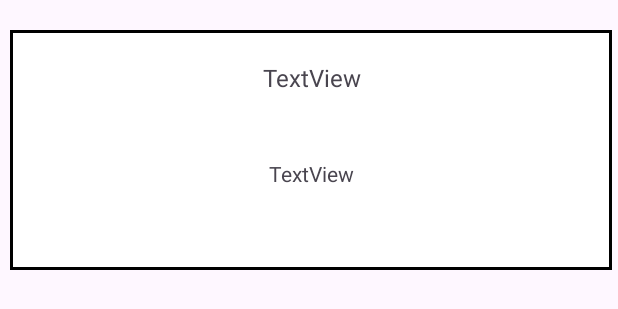
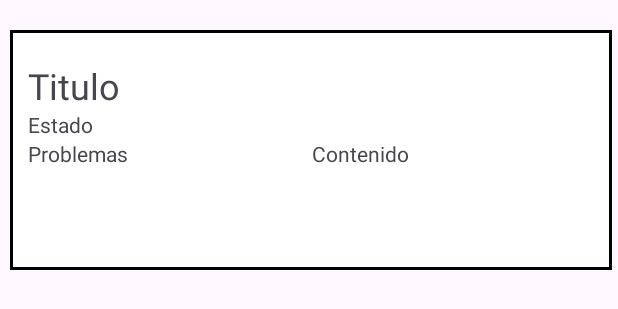
Before and after one commit to Rekken4848/GrupoT2App, an Android app: the layout elemento_lista.xml on its own in the app's theme, with its tools: preview values and no code run, on a phone screen of 412 x 824 dp. Shown: the top 309 px of the screen. Run offline under Robolectric (Android 15) with nearby library versions, the phone set to English and light mode, and no system bars.

Commit message:
Anuncios se muestran en recycler
Los anuncios de la base de datos se muestran en el recycler, cada estado con su color: no leido-gris, leido-cyan, completado-verde

```diff
--- a/BTLEAlumnos2021/app/src/main/res/layout/elemento_lista.xml
+++ b/BTLEAlumnos2021/app/src/main/res/layout/elemento_lista.xml
@@ -28,24 +28,47 @@
 
         <TextView
             android:id="@+id/contendiorequesttitulo"
-            android:layout_width="wrap_content"
+            android:layout_width="0dp"
             android:layout_height="wrap_content"
             android:layout_marginTop="8dp"
-            android:text="TextView"
-            android:textSize="16sp"
+            android:text="Titulo"
+            android:textSize="24sp"
             app:layout_constraintEnd_toEndOf="parent"
+            app:layout_constraintHorizontal_bias="0.102"
             app:layout_constraintStart_toStartOf="parent"
             app:layout_constraintTop_toTopOf="parent" />
 
         <TextView
-            android:id="@+id/contendiorequest"
-            android:layout_width="wrap_content"
-            android:layout_height="wrap_content"
-            android:text="TextView"
-            app:layout_constraintBottom_toBottomOf="parent"
+            android:id="@+id/estadoAnuncio"
+            android:layout_width="0dp"
+            android:layout_height="19dp"
+            android:text="Estado"
             app:layout_constraintEnd_toEndOf="parent"
             app:layout_constraintStart_toStartOf="parent"
             app:layout_constraintTop_toBottomOf="@+id/contendiorequesttitulo" />
+
+        <TextView
+            android:id="@+id/contenidoAnuncio"
+            android:layout_width="0dp"
+            android:layout_height="0dp"
+            android:text="Contenido"
+            app:layout_constraintBottom_toBottomOf="parent"
+            app:layout_constraintEnd_toEndOf="parent"
+            app:layout_constraintHorizontal_bias="0.5"
+            app:layout_constraintStart_toEndOf="@+id/problemasAnuncio"
+            app:layout_constraintTop_toBottomOf="@+id/estadoAnuncio" />
+
+        <TextView
+            android:id="@+id/problemasAnuncio"
+            android:layout_width="0dp"
+            android:layout_height="0dp"
+            android:text="Problemas"
+            app:layout_constraintBottom_toBottomOf="parent"
+            app:layout_constraintEnd_toStartOf="@+id/contenidoAnuncio"
+            app:layout_constraintHorizontal_bias="0.5"
+            app:layout_constraintStart_toStartOf="parent"
+            app:layout_constraintTop_toBottomOf="@+id/estadoAnuncio"
+            app:layout_constraintVertical_bias="0.0" />
     </androidx.constraintlayout.widget.ConstraintLayout>
 
 </androidx.constraintlayout.widget.ConstraintLayout>
--- a/BTLEAlumnos2021/app/src/main/res/values/colors.xml
+++ b/BTLEAlumnos2021/app/src/main/res/values/colors.xml
@@ -2,4 +2,6 @@
 <resources>
     <color name="black">#FF000000</color>
     <color name="white">#FFFFFFFF</color>
+    <color name="cyan">#00BCD4</color>
+    <color name="green">#4CAF50</color>
 </resources>
```
Also changed, not shown: BTLEAlumnos2021/app/src/main/java/com/example/btlealumnos2021/AdaptadorAnuncios.java (+23 -6 lines), BTLEAlumnos2021/app/src/main/java/com/example/btlealumnos2021/PaginaDispositivos.java (+10 -10 lines), BTLEAlumnos2021/app/src/main/java/com/example/btlealumnos2021/classAnuncio.java (added, +70 -0 lines).
